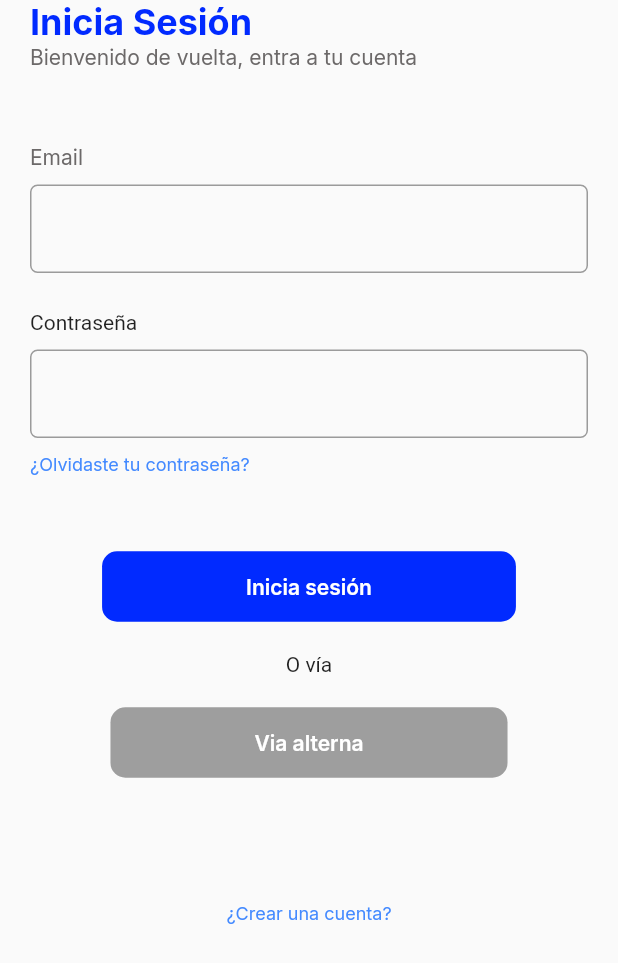
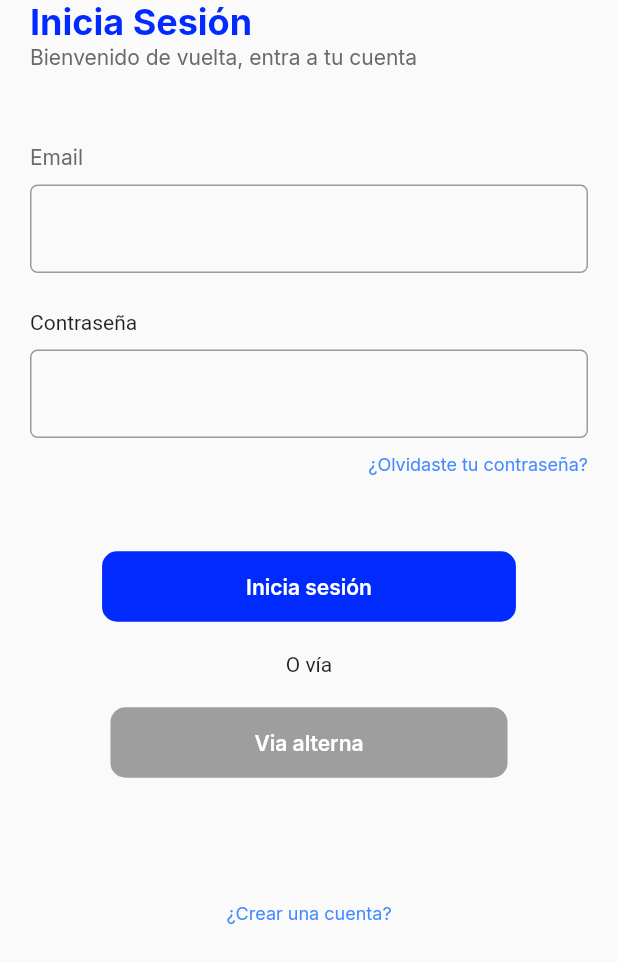
Before and after one commit to OmarGabrielRamirez/mstogo_app, a Flutter app: the screen it shows after launch, on a phone screen of 412 x 824 dp. Shown: the top 963 px of the screen. Run offline on Flutter 3.47's test engine with Material 2 defaults, Android fonts, the phone set to English and light mode, and no system bars; our stand-ins replace get, get_storage, google_fonts.

Commit message:
Olvide contraseña alineado

```diff
--- a/lib/screens/login_page.dart
+++ b/lib/screens/login_page.dart
@@ -50,7 +50,7 @@ class LoginPage extends StatelessWidget {
                 ),
                 SizedBox(height: 10),
                 Container(
-                    alignment: Alignment.centerLeft,
+                    alignment: Alignment.topRight,
                     child: InkWell(
                       onTap: () async {},
                       child: Text(
```
